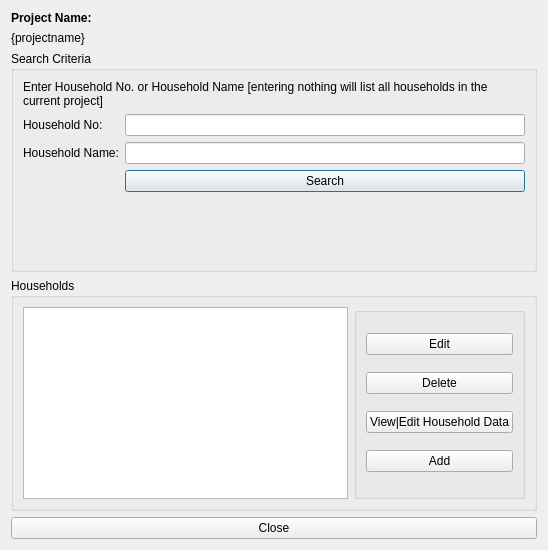
Before: the Qt Designer form src/openihm/gui/designs/ui_findhouseholdresults.ui in snim2mirror/openihm, drawn with Qt 5.
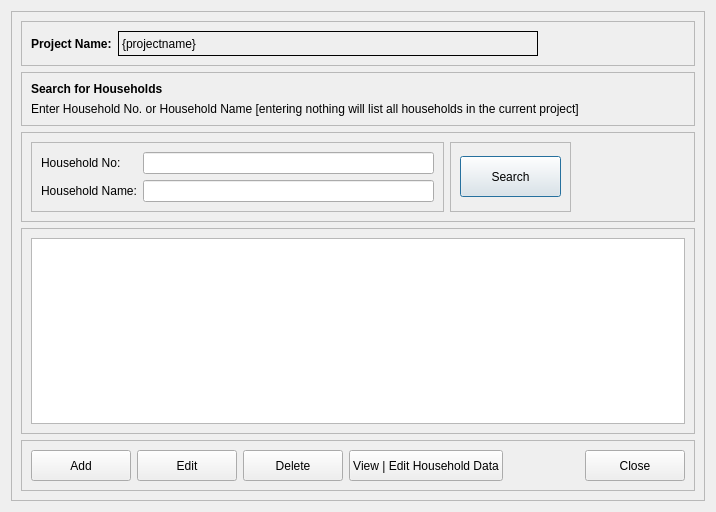
After: the same form once the commit is applied.

Commit message: Issue 69: Using layouts on find households and find projects.

```diff
--- a/src/openihm/gui/designs/ui_findhouseholdresults.ui
+++ b/src/openihm/gui/designs/ui_findhouseholdresults.ui
@@ -6,21 +6,33 @@
    <rect>
     <x>0</x>
     <y>0</y>
-    <width>548</width>
-    <height>550</height>
+    <width>716</width>
+    <height>512</height>
    </rect>
   </property>
-  <property name="minimumSize">
-   <size>
-    <width>548</width>
-    <height>550</height>
-   </size>
-  </property>
   <property name="windowTitle">
    <string>Household Search Results</string>
   </property>
-  <layout class="QVBoxLayout" name="verticalLayout">
+  <layout class="QVBoxLayout" name="verticalLayout_3">
    <item>
+    <widget class="QFrame" name="frame_2">
+     <property name="frameShape">
+      <enum>QFrame::StyledPanel</enum>
+     </property>
+     <property name="frameShadow">
+      <enum>QFrame::Raised</enum>
+     </property>
+     <layout class="QVBoxLayout" name="verticalLayout_2">
+      <item>
+       <widget class="QFrame" name="frame">
+        <property name="frameShape">
+         <enum>QFrame::StyledPanel</enum>
+        </property>
+        <property name="frameShadow">
+         <enum>QFrame::Raised</enum>
+        </property>
+        <layout class="QGridLayout" name="gridLayout_5">
+         <item row="0" column="0">
     <widget class="QLabel" name="label_3">
      <property name="font">
       <font>
@@ -33,39 +45,90 @@
      </property>
     </widget>
    </item>
-   <item>
+         <item row="0" column="1">
     <widget class="QLabel" name="lblProjectName">
+           <property name="minimumSize">
+            <size>
+             <width>420</width>
+             <height>25</height>
+            </size>
+           </property>
+           <property name="frameShape">
+            <enum>QFrame::Box</enum>
+           </property>
      <property name="text">
       <string>{projectname}</string>
      </property>
     </widget>
    </item>
+         <item row="0" column="2">
+          <spacer name="horizontalSpacer_3">
+           <property name="orientation">
+            <enum>Qt::Horizontal</enum>
+           </property>
+           <property name="sizeHint" stdset="0">
+            <size>
+             <width>40</width>
+             <height>20</height>
+            </size>
+           </property>
+          </spacer>
+         </item>
+        </layout>
+       </widget>
+      </item>
    <item>
-    <widget class="QGroupBox" name="groupBox">
-     <property name="sizePolicy">
-      <sizepolicy hsizetype="Expanding" vsizetype="MinimumExpanding">
-       <horstretch>0</horstretch>
-       <verstretch>0</verstretch>
-      </sizepolicy>
-     </property>
-     <property name="title">
-      <string>Search Criteria</string>
-     </property>
-     <layout class="QFormLayout" name="formLayout">
-      <property name="fieldGrowthPolicy">
-       <enum>QFormLayout::AllNonFixedFieldsGrow</enum>
-      </property>
-      <item row="0" column="0" colspan="2">
-       <widget class="QLabel" name="label_4">
+       <widget class="QFrame" name="frame_3">
+        <property name="frameShape">
+         <enum>QFrame::StyledPanel</enum>
+        </property>
+        <property name="frameShadow">
+         <enum>QFrame::Raised</enum>
+        </property>
+        <layout class="QVBoxLayout" name="verticalLayout">
+         <item>
+          <widget class="QLabel" name="label_5">
+           <property name="font">
+            <font>
+             <pointsize>9</pointsize>
+             <weight>75</weight>
+             <bold>true</bold>
+            </font>
+           </property>
+           <property name="text">
+            <string>Search for Households</string>
+           </property>
+          </widget>
+         </item>
+         <item>
+          <widget class="QLabel" name="label_6">
         <property name="text">
          <string>Enter Household No. or Household Name [entering nothing will list all households in the current project]</string>
         </property>
-        <property name="wordWrap">
-         <bool>true</bool>
-        </property>
-       </widget>
-      </item>
-      <item row="1" column="0">
+          </widget>
+         </item>
+        </layout>
+       </widget>
+      </item>
+      <item>
+       <widget class="QFrame" name="frame_4">
+        <property name="frameShape">
+         <enum>QFrame::StyledPanel</enum>
+        </property>
+        <property name="frameShadow">
+         <enum>QFrame::Raised</enum>
+        </property>
+        <layout class="QGridLayout" name="gridLayout_2">
+         <item row="0" column="0">
+          <widget class="QFrame" name="frame_5">
+           <property name="frameShape">
+            <enum>QFrame::StyledPanel</enum>
+           </property>
+           <property name="frameShadow">
+            <enum>QFrame::Raised</enum>
+           </property>
+           <layout class="QFormLayout" name="formLayout_2">
+            <item row="0" column="0">
        <widget class="QLabel" name="label">
         <property name="text">
          <string>Household No:</string>
@@ -75,10 +138,17 @@
         </property>
        </widget>
       </item>
-      <item row="1" column="1">
-       <widget class="QLineEdit" name="txtHouseholdNo"/>
-      </item>
-      <item row="2" column="0">
+            <item row="0" column="1">
+             <widget class="QLineEdit" name="txtHouseholdNo">
+              <property name="minimumSize">
+               <size>
+                <width>291</width>
+                <height>0</height>
+               </size>
+              </property>
+             </widget>
+            </item>
+            <item row="1" column="0">
        <widget class="QLabel" name="label_2">
         <property name="text">
          <string>Household Name:</string>
@@ -88,11 +158,36 @@
         </property>
        </widget>
       </item>
-      <item row="2" column="1">
-       <widget class="QLineEdit" name="txtHouseholdName"/>
-      </item>
-      <item row="3" column="1">
+            <item row="1" column="1">
+             <widget class="QLineEdit" name="txtHouseholdName">
+              <property name="minimumSize">
+               <size>
+                <width>291</width>
+                <height>0</height>
+               </size>
+              </property>
+             </widget>
+            </item>
+           </layout>
+          </widget>
+         </item>
+         <item row="0" column="1">
+          <widget class="QFrame" name="frame_6">
+           <property name="frameShape">
+            <enum>QFrame::StyledPanel</enum>
+           </property>
+           <property name="frameShadow">
+            <enum>QFrame::Raised</enum>
+           </property>
+           <layout class="QGridLayout" name="gridLayout">
+            <item row="0" column="0">
        <widget class="QPushButton" name="cmdSearch">
+              <property name="minimumSize">
+               <size>
+                <width>101</width>
+                <height>41</height>
+               </size>
+              </property>
         <property name="text">
          <string>Search</string>
         </property>
@@ -101,19 +196,32 @@
      </layout>
     </widget>
    </item>
-   <item>
-    <widget class="QGroupBox" name="groupBox_2">
-     <property name="sizePolicy">
-      <sizepolicy hsizetype="Expanding" vsizetype="MinimumExpanding">
-       <horstretch>0</horstretch>
-       <verstretch>0</verstretch>
-      </sizepolicy>
-     </property>
-     <property name="title">
-      <string>Households</string>
-     </property>
-     <layout class="QHBoxLayout" name="horizontalLayout">
+         <item row="0" column="2">
+          <spacer name="horizontalSpacer">
+           <property name="orientation">
+            <enum>Qt::Horizontal</enum>
+           </property>
+           <property name="sizeHint" stdset="0">
+            <size>
+             <width>40</width>
+             <height>20</height>
+            </size>
+           </property>
+          </spacer>
+         </item>
+        </layout>
+       </widget>
+      </item>
       <item>
+       <widget class="QFrame" name="frame_7">
+        <property name="frameShape">
+         <enum>QFrame::StyledPanel</enum>
+        </property>
+        <property name="frameShadow">
+         <enum>QFrame::Raised</enum>
+        </property>
+        <layout class="QGridLayout" name="gridLayout_3">
+         <item row="0" column="0">
        <widget class="QTableView" name="tblResults">
         <property name="alternatingRowColors">
          <bool>true</bool>
@@ -123,53 +231,102 @@
         </property>
        </widget>
       </item>
+        </layout>
+       </widget>
+      </item>
       <item>
-       <widget class="QGroupBox" name="groupBox_3">
-        <property name="title">
-         <string/>
+       <widget class="QFrame" name="frame_8">
+        <property name="frameShape">
+         <enum>QFrame::StyledPanel</enum>
         </property>
-        <layout class="QVBoxLayout" name="verticalLayout_2">
-         <item>
+        <property name="frameShadow">
+         <enum>QFrame::Raised</enum>
+        </property>
+        <layout class="QGridLayout" name="gridLayout_4">
+         <item row="0" column="0">
+          <widget class="QPushButton" name="cmdAdd">
+           <property name="minimumSize">
+            <size>
+             <width>100</width>
+             <height>31</height>
+            </size>
+           </property>
+           <property name="text">
+            <string>Add</string>
+           </property>
+          </widget>
+         </item>
+         <item row="0" column="1">
           <widget class="QPushButton" name="cmdEdit">
+           <property name="minimumSize">
+            <size>
+             <width>100</width>
+             <height>31</height>
+            </size>
+           </property>
            <property name="text">
             <string>Edit</string>
            </property>
           </widget>
          </item>
-         <item>
+         <item row="0" column="2">
           <widget class="QPushButton" name="cmdDel">
+           <property name="minimumSize">
+            <size>
+             <width>100</width>
+             <height>31</height>
+            </size>
+           </property>
            <property name="text">
             <string>Delete</string>
            </property>
           </widget>
          </item>
-         <item>
+         <item row="0" column="3">
           <widget class="QPushButton" name="cmdData">
-           <property name="text">
-            <string>View|Edit Household Data</string>
+           <property name="minimumSize">
+            <size>
+             <width>150</width>
+             <height>31</height>
+            </size>
            </property>
-          </widget>
-         </item>
-         <item>
-          <widget class="QPushButton" name="cmdAdd">
            <property name="text">
-            <string>Add</string>
+            <string>View | Edit Household Data</string>
            </property>
           </widget>
          </item>
-        </layout>
-       </widget>
-      </item>
-     </layout>
-    </widget>
-   </item>
-   <item>
+         <item row="0" column="5">
     <widget class="QPushButton" name="cmdClose">
+           <property name="minimumSize">
+            <size>
+             <width>100</width>
+             <height>31</height>
+            </size>
+           </property>
      <property name="text">
       <string>Close</string>
      </property>
     </widget>
    </item>
+         <item row="0" column="4">
+          <spacer name="horizontalSpacer_2">
+           <property name="orientation">
+            <enum>Qt::Horizontal</enum>
+           </property>
+           <property name="sizeHint" stdset="0">
+            <size>
+             <width>40</width>
+             <height>20</height>
+            </size>
+           </property>
+          </spacer>
+         </item>
+        </layout>
+       </widget>
+      </item>
+     </layout>
+    </widget>
+   </item>
   </layout>
  </widget>
  <tabstops>
```
Left out of the diff: 62 changed lines with no effect on the pictures. Lines whose indentation alone changed are shown as unchanged. The commit also changes 4 other files.
